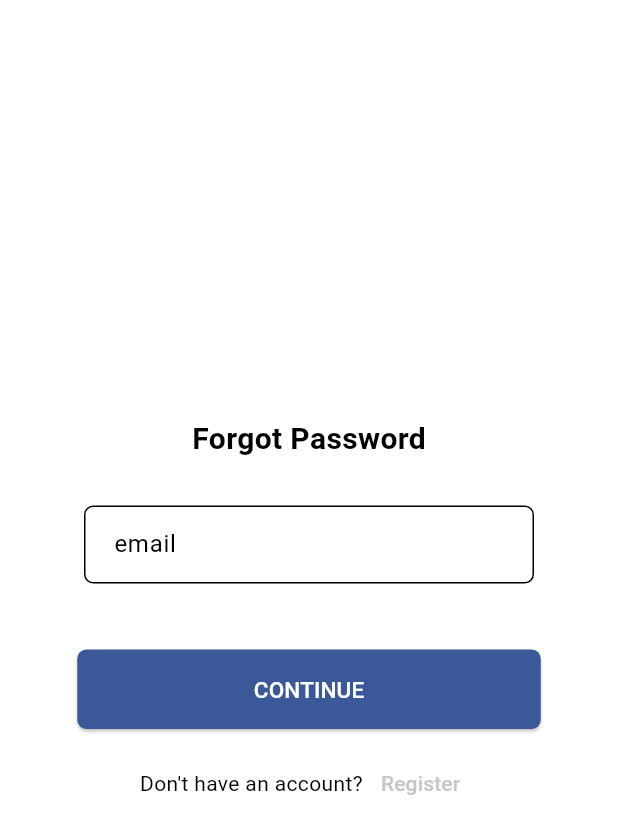
After one commit to Manuprasad01/ToDoApp, a Flutter app: the screen it shows after launch, after a tap on "Forgot Password?", on a phone screen of 412 x 824 dp. The commit adds this screen. Shown: the top 834 px of the screen. Run offline on Flutter 3.47's test engine with Material 3 defaults, Android fonts, the phone set to English and light mode, and no system bars; our stand-ins replace cloud_firestore, firebase_auth, firebase_core, firebase_storage, hive, hive_flutter and 1 more; accounts and stored records are empty.

Commit message:
service and functioning

```diff
--- /dev/null
+++ b/lib/core/authentication/pages/forgot_password.dart
@@ -0,0 +1,88 @@
+import 'package:firebase_auth/firebase_auth.dart';
+import 'package:flutter/material.dart';
+import 'package:todo_app/core/widgets/custom_button.dart';
+import 'package:todo_app/core/widgets/custom_textfield.dart';
+
+
+import '../services/auth.dart';
+import 'signup_page.dart';
+
+class ForgotPassword extends StatefulWidget {
+  const ForgotPassword({super.key});
+
+  @override
+  State<ForgotPassword> createState() => _ForgotPasswordState();
+}
+
+class _ForgotPasswordState extends State<ForgotPassword> {
+  final Auth _auth = Auth();
+
+  final formkey = GlobalKey<FormState>();
+  final emailcontroller = TextEditingController();
+
+
+  @override
+  void dispose() {
+    emailcontroller.dispose();
+
+    super.dispose();
+  }
+
+  @override
+  Widget build(BuildContext context) {
+    return Scaffold(
+      backgroundColor: Theme.of(context).colorScheme.surface,
+      body: Form(
+        key: formkey,
+        child: Column(
+          mainAxisAlignment: MainAxisAlignment.center,
+          children: [
+            Center(
+                child: Text(
+              'Forgot Password',
+              style: TextStyle(fontSize: 20, fontWeight: FontWeight.bold),
+            )),
+            SizedBox(
+              height: 30,
+            ),
+            Center(
+              child: SizedBox(
+                width: 300,
+                child: CustomTextField(
+                    hintText: 'email', controller: emailcontroller),
+              ),
+            ),
+            SizedBox(
+              height: 20,
+            ),
+            CustomButton(text: 'CONTINUE', onPressed: reset),
+            Row(
+              mainAxisAlignment: MainAxisAlignment.center,
+              children: [
+                Text('Don\'t have an account?'),
+                TextButton(
+                    onPressed: () {
+                      Navigator.push(context,
+                          MaterialPageRoute(builder: (context) => Signup()));
+                    },
+                    child: Text('Register')),
+              ],
+            )
+          ],
+        ),
+      ),
+    );
+  }
+
+  void reset() async {
+    String email = emailcontroller.text;
+    try {
+      await _auth.resetPassword(email);
+      ScaffoldMessenger.of(context).showSnackBar(SnackBar(
+        content: Text('Password reset email sent'),
+      ));
+    } on FirebaseAuthException catch (e) {
+      print('Error occured: $e');
+    }
+  }
+}
--- a/lib/core/authentication/pages/login_page.dart
+++ b/lib/core/authentication/pages/login_page.dart
@@ -1,5 +1,6 @@
 import 'package:firebase_auth/firebase_auth.dart';
 import 'package:flutter/material.dart';
+import 'package:todo_app/core/authentication/pages/forgot_password.dart';
 import 'package:todo_app/core/widgets/custom_button.dart';
 import 'package:todo_app/core/widgets/custom_textfield.dart';
 
@@ -73,7 +74,13 @@ class _LoginState extends State<Login> {
               child: Align(
                   alignment: Alignment.centerLeft,
                   child: TextButton(
-                      onPressed: () {}, child: Text("Forgot Password?"))),
+                      onPressed: () {
+                        Navigator.push(
+                            context,
+                            MaterialPageRoute(
+                                builder: (context) => ForgotPassword()));
+                      },
+                      child: Text("Forgot Password?"))),
             ),
             SizedBox(
               height: 20,
--- a/lib/core/authentication/pages/signup_page.dart
+++ b/lib/core/authentication/pages/signup_page.dart
@@ -56,7 +56,7 @@ class _SignupState extends State<Signup> {
                 style: TextStyle(
                     fontSize: 20,
                     fontWeight: FontWeight.bold,
-                    color: Colors.black)),
+                    color: Theme.of(context).colorScheme.primary)),
             SizedBox(
               height: 30,
             ),
--- a/lib/core/authentication/services/auth.dart
+++ b/lib/core/authentication/services/auth.dart
@@ -1,8 +1,8 @@
 import 'package:cloud_firestore/cloud_firestore.dart';
 import 'package:firebase_auth/firebase_auth.dart';
 
-class Auth{
-    final FirebaseAuth _firebaseAuth = FirebaseAuth.instance;
+class Auth {
+  final FirebaseAuth _firebaseAuth = FirebaseAuth.instance;
   final FirebaseFirestore _firestore = FirebaseFirestore.instance;
   User? getCurrentUser() {
     return _firebaseAuth.currentUser;
@@ -29,7 +29,7 @@ class Auth{
     return null;
   }
 
-   Future<User?> signInWithEmailAndPassword(
+  Future<User?> signInWithEmailAndPassword(
       String email, String password) async {
     try {
       // UserCredential credential = await _firebaseAuth
@@ -50,6 +50,15 @@ class Auth{
 
   Future<void> signOut() async {
     await _firebaseAuth.signOut();
+
   }
 
+  Future<void> resetPassword(String email) async {
+    try {
+      await _firebaseAuth.sendPasswordResetEmail(email: email);
+      print('Password reset email sent');
+    } catch (e) {
+      print('Error sending password reset email: $e');
+    }
+  }
 }
--- a/lib/main.dart
+++ b/lib/main.dart
@@ -1,6 +1,8 @@
 import 'package:firebase_auth/firebase_auth.dart';
 import 'package:flutter/material.dart';
 import 'package:firebase_core/firebase_core.dart';
+import 'package:hive/hive.dart';
+import 'package:hive_flutter/hive_flutter.dart';
 
 import 'package:provider/provider.dart';
 import 'package:todo_app/features/pages/home_page.dart';
@@ -12,6 +14,8 @@ import 'core/authentication/pages/login_page.dart';
 
 void main() async {
   WidgetsFlutterBinding.ensureInitialized();
+  await Hive.initFlutter();
+  await Hive.openBox('userBox');
   await Firebase.initializeApp();
   runApp(MultiProvider(providers: [
     ChangeNotifierProvider(create: (context) => CategoryProvider()),
@@ -30,7 +34,7 @@ class MyApp extends StatelessWidget {
       debugShowCheckedModeBanner: false,
 
       home: _getInitialPage(),
-      // home: WidgetTree(),
+
     );
   }
 }
@@ -38,10 +42,8 @@ class MyApp extends StatelessWidget {
 Widget _getInitialPage() {
   final user = FirebaseAuth.instance.currentUser;
   if (user != null) {
-    // If the user is logged in, navigate to the Home page
     return CategoriesPage();
   } else {
-    // If the user is not logged in, navigate to the Login page
     return Login();
   }
 }
--- a/pubspec.yaml
+++ b/pubspec.yaml
@@ -41,7 +41,8 @@ dependencies:
   firebase_storage: ^12.4.2
   image_picker: ^1.1.2
   hive: ^2.2.3
-  hive_flutter:
+  hive_flutter: ^1.1.0
+  path_provider: ^2.0.5
   intl: ^0.20.2
 
 dev_dependencies:
```
Also changed, not shown: lib/features/controller/category_provider.dart (+28 -6 lines), lib/features/controller/user_provider.dart (+72 -3 lines), lib/features/pages/home_page.dart (+78 -34 lines), lib/features/pages/settings_page.dart (+8 -1 lines), pubspec.lock.
